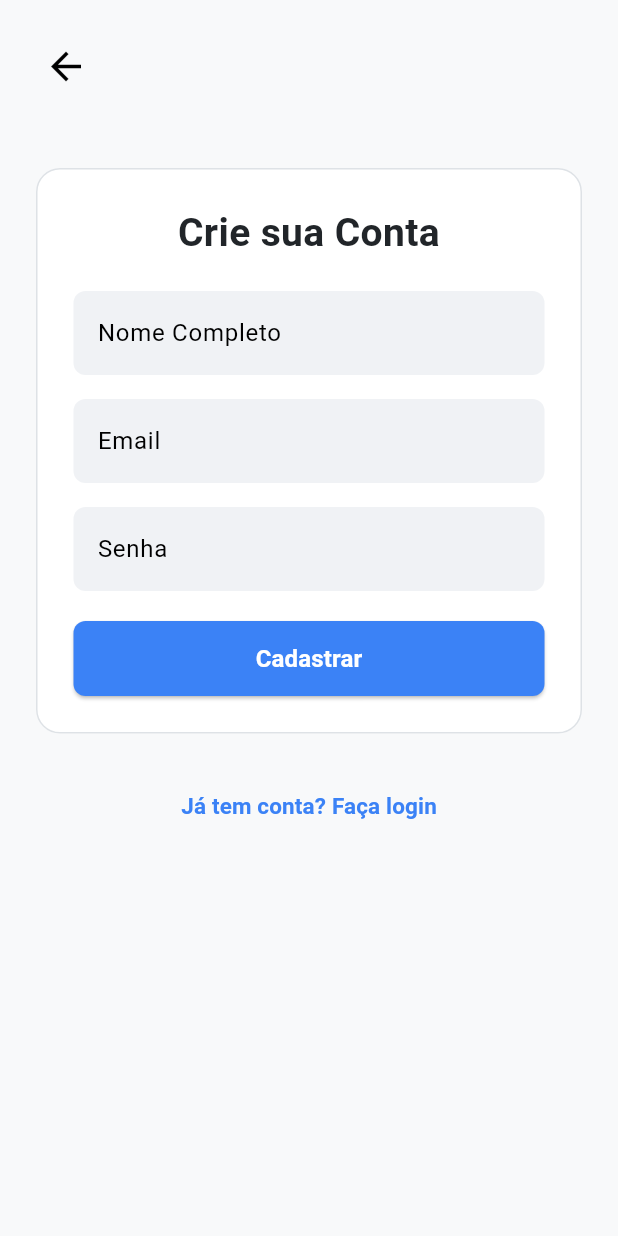
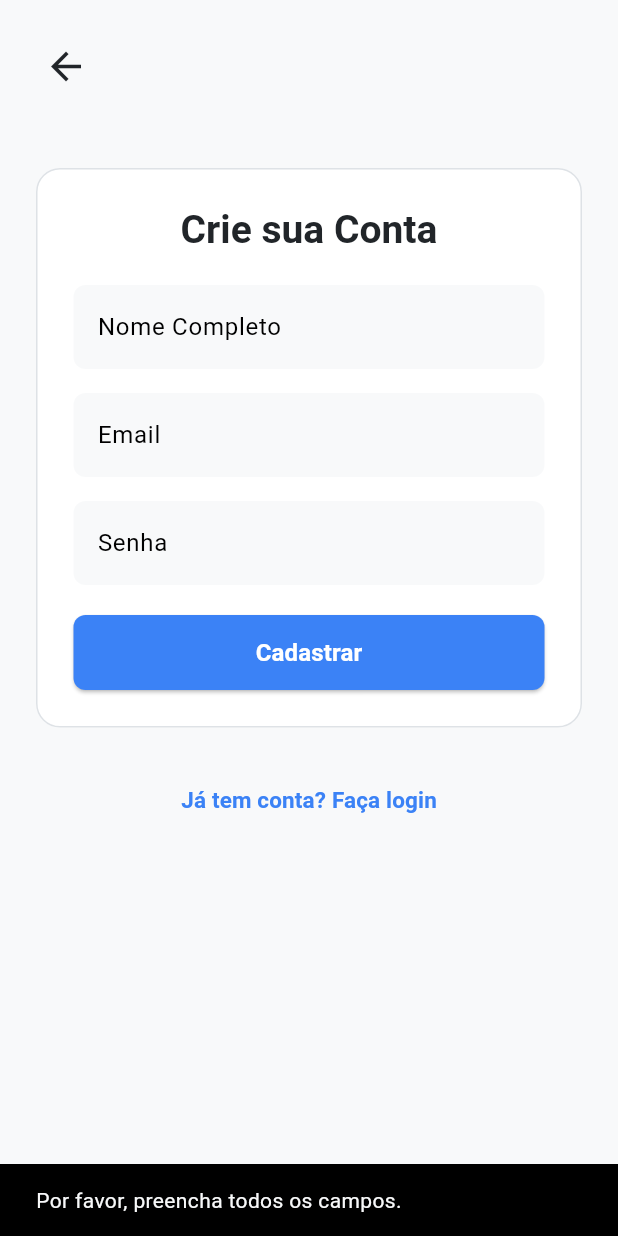
Before and after one commit to estevamnc/ecoenergia_mobile, a Flutter app: the RegisterScreen screen opened directly, after a tap on "Cadastrar", on a phone screen of 412 x 824 dp. Run offline on Flutter 3.47's test engine with Material 3 defaults, Android fonts, the phone set to English and light mode, and no system bars; our stand-ins replace fl_chart, shared_preferences; accounts and stored records are empty; network calls fail.

Commit message:
antes de alter quase um monte de coisa no modo escuro

```diff
--- /dev/null
+++ b/devtools_options.yaml
@@ -0,0 +1,3 @@
+description: This file stores settings for Dart & Flutter DevTools.
+documentation: https://docs.flutter.dev/tools/devtools/extensions#configure-extension-enablement-states
+extensions:
--- a/lib/screens/register_screen.dart
+++ b/lib/screens/register_screen.dart
@@ -1,4 +1,6 @@
 import 'package:flutter/material.dart';
+import 'package:provider/provider.dart';
+import '../services/auth_service.dart';
 
 class RegisterScreen extends StatefulWidget {
   const RegisterScreen({super.key});
@@ -8,9 +10,68 @@ class RegisterScreen extends StatefulWidget {
 }
 
 class _RegisterScreenState extends State<RegisterScreen> {
+  // Controladores para cada campo de texto
   final _nameController = TextEditingController();
   final _emailController = TextEditingController();
   final _passwordController = TextEditingController();
+  bool _isLoading = false;
+
+  Future<void> _handleRegister() async {
+    // Acede ao AuthService através do Provider
+    final authService = Provider.of<AuthService>(context, listen: false);
+
+    // Validação dos campos
+    if (_nameController.text.isEmpty ||
+        _emailController.text.isEmpty ||
+        _passwordController.text.isEmpty) {
+      ScaffoldMessenger.of(context).showSnackBar(
+        const SnackBar(content: Text('Por favor, preencha todos os campos.')),
+      );
+      return;
+    }
+
+    setState(() => _isLoading = true);
+
+    final success = await authService.register(
+      _nameController.text,
+      _emailController.text,
+      _passwordController.text,
+    );
+
+    if (mounted) setState(() => _isLoading = false);
+
+    if (success) {
+      if (mounted) {
+        ScaffoldMessenger.of(context).showSnackBar(
+          const SnackBar(
+            content: Text(
+              'Registo realizado com sucesso! Por favor, faça login.',
+            ),
+            backgroundColor: Colors.green,
+          ),
+        );
+        Navigator.of(context).pop(); // Volta para o ecrã de login
+      }
+    } else {
+      if (mounted) {
+        showDialog(
+          context: context,
+          builder: (ctx) => AlertDialog(
+            title: const Text('Falha no Registo'),
+            content: const Text(
+              'Não foi possível criar a conta. Verifique os dados ou tente novamente mais tarde.',
+            ),
+            actions: [
+              TextButton(
+                onPressed: () => Navigator.of(ctx).pop(),
+                child: const Text('OK'),
+              ),
+            ],
+          ),
+        );
+      }
+    }
+  }
 
   @override
   void dispose() {
@@ -22,6 +83,8 @@ class _RegisterScreenState extends State<RegisterScreen> {
 
   @override
   Widget build(BuildContext context) {
+    final theme = Theme.of(context);
+
     return Scaffold(
       body: SingleChildScrollView(
         child: SafeArea(
@@ -33,9 +96,9 @@ class _RegisterScreenState extends State<RegisterScreen> {
                 Align(
                   alignment: Alignment.centerLeft,
                   child: IconButton(
-                    icon: const Icon(
+                    icon: Icon(
                       Icons.arrow_back,
-                      color: Colors.black,
+                      color: theme.textTheme.bodyLarge?.color,
                       size: 30,
                     ),
                     onPressed: () => Navigator.of(context).pop(),
@@ -44,23 +107,21 @@ class _RegisterScreenState extends State<RegisterScreen> {
                 const SizedBox(height: 40),
                 Card(
                   elevation: 0,
-                  color: const Color(0xFFFFFFFF),
+                  color: theme.cardColor,
                   shape: RoundedRectangleBorder(
                     borderRadius: BorderRadius.circular(16),
-                    side: const BorderSide(color: Color(0xFFDEE2E6)),
+                    side: BorderSide(color: theme.dividerColor),
                   ),
                   child: Padding(
                     padding: const EdgeInsets.all(25.0),
                     child: Column(
                       crossAxisAlignment: CrossAxisAlignment.stretch,
                       children: [
-                        const Text(
+                        Text(
                           'Crie sua Conta',
                           textAlign: TextAlign.center,
-                          style: TextStyle(
+                          style: theme.textTheme.titleLarge?.copyWith(
                             fontSize: 26,
-                            fontWeight: FontWeight.bold,
-                            color: Color(0xFF212529),
                           ),
                         ),
                         const SizedBox(height: 20),
@@ -69,7 +130,9 @@ class _RegisterScreenState extends State<RegisterScreen> {
                           decoration: InputDecoration(
                             hintText: 'Nome Completo',
                             filled: true,
-                            fillColor: const Color(0xFFF0F2F5),
+                            fillColor: theme.scaffoldBackgroundColor.withAlpha(
+                              240,
+                            ),
                             border: OutlineInputBorder(
                               borderRadius: BorderRadius.circular(8),
                               borderSide: BorderSide.none,
@@ -83,7 +146,9 @@ class _RegisterScreenState extends State<RegisterScreen> {
                           decoration: InputDecoration(
                             hintText: 'Email',
                             filled: true,
-                            fillColor: const Color(0xFFF0F2F5),
+                            fillColor: theme.scaffoldBackgroundColor.withAlpha(
+                              240,
+                            ),
                             border: OutlineInputBorder(
                               borderRadius: BorderRadius.circular(8),
                               borderSide: BorderSide.none,
@@ -97,7 +162,9 @@ class _RegisterScreenState extends State<RegisterScreen> {
                           decoration: InputDecoration(
                             hintText: 'Senha',
                             filled: true,
-                            fillColor: const Color(0xFFF0F2F5),
+                            fillColor: theme.scaffoldBackgroundColor.withAlpha(
+                              240,
+                            ),
                             border: OutlineInputBorder(
                               borderRadius: BorderRadius.circular(8),
                               borderSide: BorderSide.none,
@@ -106,20 +173,24 @@ class _RegisterScreenState extends State<RegisterScreen> {
                         ),
                         const SizedBox(height: 20),
                         ElevatedButton(
-                          onPressed: () {
-                            // TODO: Implementar a lógica de registro
-                            print('Nome: ${_nameController.text}');
-                            print('Email: ${_emailController.text}');
-                            print('Senha: ${_passwordController.text}');
-                          },
+                          onPressed: _isLoading ? null : _handleRegister,
                           style: ElevatedButton.styleFrom(
-                            backgroundColor: const Color(0xFF3B82F6),
+                            backgroundColor: theme.colorScheme.primary,
                             minimumSize: const Size(double.infinity, 50),
                             shape: RoundedRectangleBorder(
                               borderRadius: BorderRadius.circular(8),
                             ),
                           ),
-                          child: const Text(
+                          child: _isLoading
+                              ? const SizedBox(
+                                  height: 24,
+                                  width: 24,
+                                  child: CircularProgressIndicator(
+                                    color: Colors.white,
+                                    strokeWidth: 3,
+                                  ),
+                                )
+                              : const Text(
                                   'Cadastrar',
                                   style: TextStyle(
                                     fontSize: 16,
@@ -137,10 +208,10 @@ class _RegisterScreenState extends State<RegisterScreen> {
                   onPressed: () {
                     Navigator.of(context).pop();
                   },
-                  child: const Text(
+                  child: Text(
                     'Já tem conta? Faça login',
                     style: TextStyle(
-                      color: Color(0xFF3B82F6),
+                      color: theme.colorScheme.primary,
                       fontSize: 15,
                       fontWeight: FontWeight.w600,
                     ),
```
Also changed, not shown: lib/screens/history_screen.dart (+39 -59 lines), lib/screens/simulator_screen.dart (+30 -41 lines), lib/screens/tips_screen.dart (+24 -31 lines), lib/services/auth_service.dart (+17 -1 lines). Lines whose indentation alone changed are shown as unchanged.
